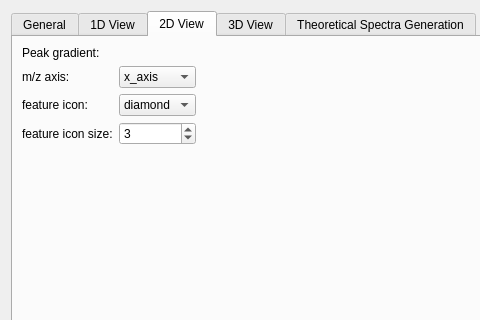
This is src/openms_gui/source/VISUAL/DIALOGS/TOPPViewPrefDialog.ui in OpenMS/OpenMS-TOPP-GUI as Qt 5 draws it before an edit; both pictures show x 0 to 480 and y 0 to 320 of the 579 by 410 pixel window. The edited form follows.
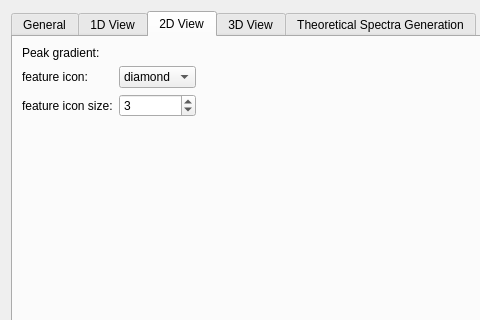
This is the edited form. The open tabs and pages were chosen to show the change. Custom widgets are drawn as their Qt base class.

Commit message:
TOPPView: Remove unsupported flag and fix some warnings  (OpenMS/OpenMS#6597)
* fix redundant inheritance via dominance warnings

* fix uninitialized member warnings

* remove unused flag from TV preferences (fixes OpenMS/OpenMS#6587)

What changed in the file:
```diff
--- a/src/openms_gui/source/VISUAL/DIALOGS/TOPPViewPrefDialog.ui
+++ b/src/openms_gui/source/VISUAL/DIALOGS/TOPPViewPrefDialog.ui
@@ -220,7 +220,7 @@
         </widget>
        </item>
        <item row="3" column="0">
-        <widget class="QLabel" name="label_2">
+        <widget class="QLabel" name="label_23">
          <property name="text">
           <string>Plugins path:</string>
          </property>
@@ -303,64 +303,67 @@
        <string>2D View</string>
       </attribute>
       <layout class="QGridLayout" name="gridLayout_2">
-       <item row="0" column="0">
-        <widget class="QLabel" name="label_13">
-         <property name="text">
-          <string>Peak gradient:</string>
-         </property>
-        </widget>
-       </item>
        <item row="0" column="1">
         <widget class="OpenMS::MultiGradientSelector" name="peak_2D" native="true"/>
        </item>
-       <item row="0" column="2" rowspan="4">
-        <spacer>
-         <property name="orientation">
-          <enum>Qt::Horizontal</enum>
-         </property>
-         <property name="sizeHint" stdset="0">
-          <size>
-           <width>40</width>
-           <height>20</height>
-          </size>
-         </property>
-        </spacer>
-       </item>
        <item row="1" column="0">
-        <widget class="QLabel" name="label_17">
-         <property name="text">
-          <string>m/z axis:</string>
-         </property>
-        </widget>
-       </item>
-       <item row="1" column="1">
-        <widget class="QComboBox" name="mapping_2D">
-         <property name="maximumSize">
-          <size>
-           <width>120</width>
-           <height>16777215</height>
-          </size>
-         </property>
-         <item>
-          <property name="text">
-           <string>x_axis</string>
-          </property>
-         </item>
-         <item>
-          <property name="text">
-           <string>y_axis</string>
-          </property>
-         </item>
-        </widget>
-       </item>
-       <item row="2" column="0">
         <widget class="QLabel" name="label_21">
          <property name="text">
           <string>feature icon:</string>
          </property>
         </widget>
        </item>
+       <item row="3" column="0" colspan="3">
+        <spacer>
+         <property name="orientation">
+          <enum>Qt::Vertical</enum>
+         </property>
+         <property name="sizeHint" stdset="0">
+          <size>
+           <width>20</width>
+           <height>71</height>
+          </size>
+         </property>
+        </spacer>
+       </item>
+       <item row="0" column="2" rowspan="3">
+        <spacer>
+         <property name="orientation">
+          <enum>Qt::Horizontal</enum>
+         </property>
+         <property name="sizeHint" stdset="0">
+          <size>
+           <width>40</width>
+           <height>20</height>
+          </size>
+         </property>
+        </spacer>
+       </item>
+       <item row="2" column="0">
+        <widget class="QLabel" name="label_22">
+         <property name="text">
+          <string>feature icon size:</string>
+         </property>
+        </widget>
+       </item>
        <item row="2" column="1">
+        <widget class="QSpinBox" name="feature_icon_size_2D">
+         <property name="minimum">
+          <number>1</number>
+         </property>
+         <property name="value">
+          <number>3</number>
+         </property>
+        </widget>
+       </item>
+       <item row="0" column="0">
+        <widget class="QLabel" name="label_13">
+         <property name="text">
+          <string>Peak gradient:</string>
+         </property>
+        </widget>
+       </item>
+       <item row="1" column="1">
         <widget class="QComboBox" name="feature_icon_2D">
          <item>
           <property name="text">
@@ -384,36 +387,6 @@
          </item>
         </widget>
        </item>
-       <item row="3" column="0">
-        <widget class="QLabel" name="label_22">
-         <property name="text">
-          <string>feature icon size:</string>
-         </property>
-        </widget>
-       </item>
-       <item row="3" column="1">
-        <widget class="QSpinBox" name="feature_icon_size_2D">
-         <property name="minimum">
-          <number>1</number>
-         </property>
-         <property name="value">
-          <number>3</number>
-         </property>
-        </widget>
-       </item>
-       <item row="4" column="0" colspan="3">
-        <spacer>
-         <property name="orientation">
-          <enum>Qt::Vertical</enum>
-         </property>
-         <property name="sizeHint" stdset="0">
-          <size>
-           <width>20</width>
-           <height>71</height>
-          </size>
-         </property>
-        </spacer>
-       </item>
       </layout>
      </widget>
      <widget class="QWidget" name="tab_4">
```
Left out of the diff: 1 changed line with no effect on the pictures. The commit also changes 2 other files.
